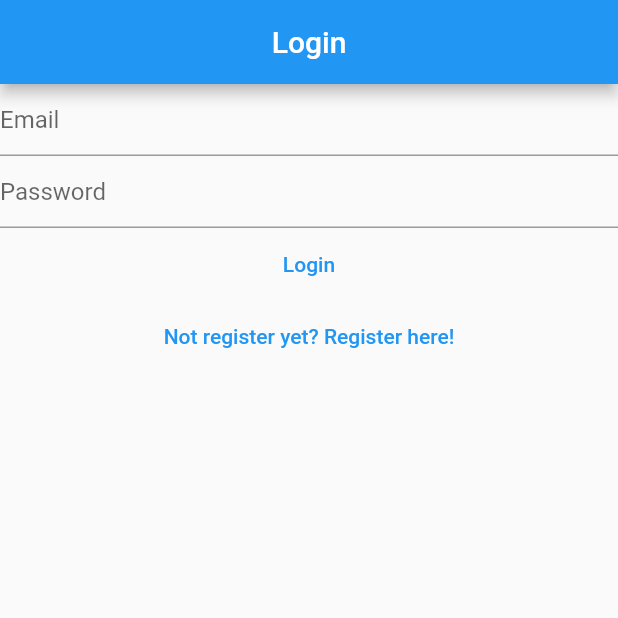
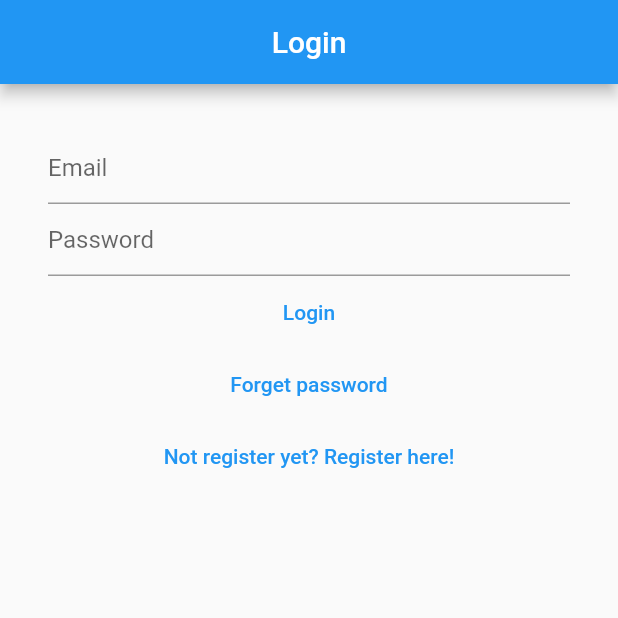
Before and after one commit to a-3isa/flutter_basics, a Flutter app: the screen it shows after launch, on a phone screen of 412 x 824 dp, the top half of it. Run offline on Flutter 3.47's test engine with Material 2 defaults, Android fonts, the phone set to English and light mode, and no system bars; our stand-ins replace bloc, cloud_firestore, equatable, firebase_auth, firebase_core, flutter_bloc and 1 more; accounts and stored records are empty.

Commit message:
modified:   lib/main.dart 	modified:   lib/services/auth/auth_provider.dart 	modified:   lib/services/auth/auth_service.dart 	modified:   lib/services/auth/bloc/auth_bloc.dart 	modified:   lib/services/auth/bloc/auth_event.dart 	modified:   lib/services/auth/bloc/auth_state.dart 	modified:   lib/services/auth/firebase_auth_provider.dart 	modified:   lib/services/cloud/cloud_storage_exceptions.dart 	new file:   lib/utilities/dialogs/password_reset_email_sent_dialog.dart 	new file:   lib/view/forget_password_view.dart 	modified:   lib/view/login_view.dart 	modified:   lib/view/notes/create_update_note_view.dart 	modified:   lib/view/notes/notes_view.dart 	modified:   lib/view/register_view.dart 	modified:   lib/view/verfication_view.dart 	modified:   test/auth_test.dart

```diff
--- a/lib/main.dart
+++ b/lib/main.dart
@@ -6,6 +6,7 @@
 import 'package:new_basics/services/auth/bloc/auth_event.dart';
 import 'package:new_basics/services/auth/bloc/auth_state.dart';
 import 'package:new_basics/services/auth/firebase_auth_provider.dart';
+import 'package:new_basics/view/forget_password_view.dart';
 import 'package:new_basics/view/notes/create_update_note_view.dart';
 import 'package:new_basics/view/notes/notes_view.dart';
 import 'view/login_view.dart';
@@ -37,8 +38,10 @@
     return BlocConsumer<AuthBloc, AuthState>(
       listener: (context, state) {
         if (state.isLoading) {
-          LoadinScreen()
-              .show(context: context, text: state.loadingText ?? 'Please wait');
+          LoadinScreen().show(
+            context: context,
+            text: state.loadingText ?? 'Please wait A momensssto',
+          );
         } else {
           LoadinScreen().hide();
         }
@@ -52,6 +55,8 @@
           return const LoginView();
         } else if (state is AuthStateRegistering) {
           return const RegisterView();
+        } else if (state is AuthStateForgetPassword) {
+          return const ForgetPasswordView();
         } else {
           return const Scaffold(
             body: Center(child: CircularProgressIndicator()),
--- a/lib/services/auth/auth_provider.dart
+++ b/lib/services/auth/auth_provider.dart
@@ -13,4 +13,5 @@
   });
   Future<void> logOut();
   Future<void> sendEmailVerfication();
+  Future<void> sendPasswordReset({required String toEmail});
 }
--- a/lib/services/auth/auth_service.dart
+++ b/lib/services/auth/auth_service.dart
@@ -38,4 +38,8 @@
 
   @override
   Future<void> initialize() => provider.initialize();
+
+  @override
+  Future<void> sendPasswordReset({required String toEmail}) =>
+      provider.sendPasswordReset(toEmail: toEmail);
 }
--- a/lib/services/auth/bloc/auth_event.dart
+++ b/lib/services/auth/bloc/auth_event.dart
@@ -34,3 +34,9 @@
 class AuthEventShouldRegister extends AuthEvent {
   const AuthEventShouldRegister();
 }
+
+class AuthEventForgetPassword extends AuthEvent {
+  final String? email;
+
+  const AuthEventForgetPassword({this.email});
+}
--- a/lib/services/auth/bloc/auth_state.dart
+++ b/lib/services/auth/bloc/auth_state.dart
@@ -9,14 +9,14 @@
 
   const AuthState({
     required this.isLoading,
-    this.loadingText = 'Please waite a moment',
+    this.loadingText = 'Please wait a moment',
   });
 }
 
 class AuthStateLoggedIn extends AuthState {
   final AuthUser user;
 
-  AuthStateLoggedIn({required this.user, required bool isLoading})
+  const AuthStateLoggedIn({required this.user, required bool isLoading})
       : super(isLoading: isLoading);
 }
 
@@ -43,8 +43,19 @@
 }
 
 class AuthStateRegistering extends AuthState {
-  final Exception exception;
+  final Exception? exception;
 
-  AuthStateRegistering({required this.exception, required bool isLoading})
+  const AuthStateRegistering({required this.exception, required bool isLoading})
       : super(isLoading: isLoading);
 }
+
+class AuthStateForgetPassword extends AuthState {
+  final Exception? exception;
+  final bool hasSentEmail;
+
+  const AuthStateForgetPassword({
+    required this.exception,
+    required this.hasSentEmail,
+    required bool isLoading,
+  }) : super(isLoading: isLoading);
+}
--- a/lib/services/cloud/cloud_storage_exceptions.dart
+++ b/lib/services/cloud/cloud_storage_exceptions.dart
@@ -1,5 +1,3 @@
-import 'package:flutter/foundation.dart';
-
 class CloudStorageException implements Exception {
   const CloudStorageException();
 }
--- a/lib/view/login_view.dart
+++ b/lib/view/login_view.dart
@@ -1,13 +1,9 @@
 import 'package:flutter/material.dart';
 import 'package:flutter_bloc/flutter_bloc.dart';
-import 'package:new_basics/constants/routes.dart';
 import 'package:new_basics/services/auth/auth_exceptions.dart';
-import 'package:new_basics/services/auth/auth_service.dart';
 import 'package:new_basics/services/auth/bloc/auth_bloc.dart';
 import 'package:new_basics/services/auth/bloc/auth_event.dart';
 import 'package:new_basics/services/auth/bloc/auth_state.dart';
-import 'package:new_basics/utilities/dialogs/loading_dialog.dart';
-import 'package:new_basics/utilities/show_error.dart';
 
 import '../utilities/dialogs/error_dialog.dart';
 
@@ -49,26 +45,27 @@
             await showErrorDialog(context, "Authentication error");
           }
         }
-        ;
       },
       child: Scaffold(
         appBar: AppBar(
           centerTitle: true,
-          title: Text("Login"),
+          title: const Text("Login"),
         ),
-        body: Center(
+        body: Padding(
+          padding: const EdgeInsets.all(32.0),
+          child: Center(
             child: Column(
               children: [
                 TextField(
                   controller: _email,
-                decoration: InputDecoration(hintText: "Email"),
+                  decoration: const InputDecoration(hintText: "Email"),
                   enableSuggestions: true,
                   autocorrect: false,
                   keyboardType: TextInputType.emailAddress,
                 ),
                 TextField(
                   controller: _password,
-                decoration: InputDecoration(hintText: "Password"),
+                  decoration: const InputDecoration(hintText: "Password"),
                   obscureText: true,
                   enableSuggestions: false,
                   autocorrect: false,
@@ -84,7 +81,15 @@
                           ),
                         );
                   },
-                child: Text("Login"),
+                  child: const Text("Login"),
+                ),
+                TextButton(
+                  onPressed: () async {
+                    context.read<AuthBloc>().add(
+                          const AuthEventForgetPassword(),
+                        );
+                  },
+                  child: const Text("Forget password"),
                 ),
                 TextButton(
                     onPressed: () {
@@ -92,8 +97,9 @@
                             const AuthEventShouldRegister(),
                           );
                     },
-                  child: Text('Not register yet? Register here!'))
+                    child: const Text('Not register yet? Register here!'))
               ],
+            ),
           ),
         ),
       ),
--- a/lib/view/verfication_view.dart
+++ b/lib/view/verfication_view.dart
@@ -1,7 +1,5 @@
 import 'package:flutter/material.dart';
 import 'package:flutter_bloc/flutter_bloc.dart';
-import 'package:new_basics/constants/routes.dart';
-import 'package:new_basics/services/auth/auth_service.dart';
 import 'package:new_basics/services/auth/bloc/auth_bloc.dart';
 import 'package:new_basics/services/auth/bloc/auth_event.dart';
 
```
Also changed, not shown: lib/services/auth/bloc/auth_bloc.dart (+56 -10 lines), lib/services/auth/firebase_auth_provider.dart (+26 -4 lines), lib/utilities/dialogs/password_reset_email_sent_dialog.dart (added, +13 -0 lines), lib/view/forget_password_view.dart (added, +85 -0 lines), lib/view/notes/create_update_note_view.dart (+5 -8 lines), lib/view/notes/notes_view.dart (+7 -4 lines), lib/view/register_view.dart (+10 -11 lines), 1 other file. Lines whose indentation alone changed are shown as unchanged.
